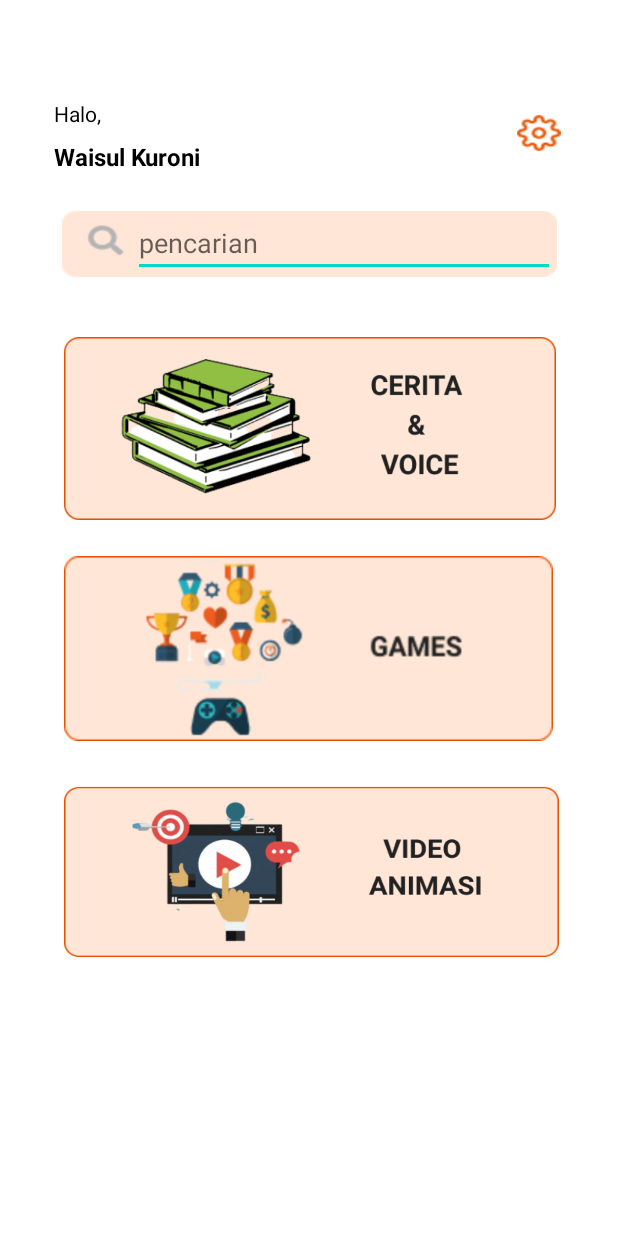
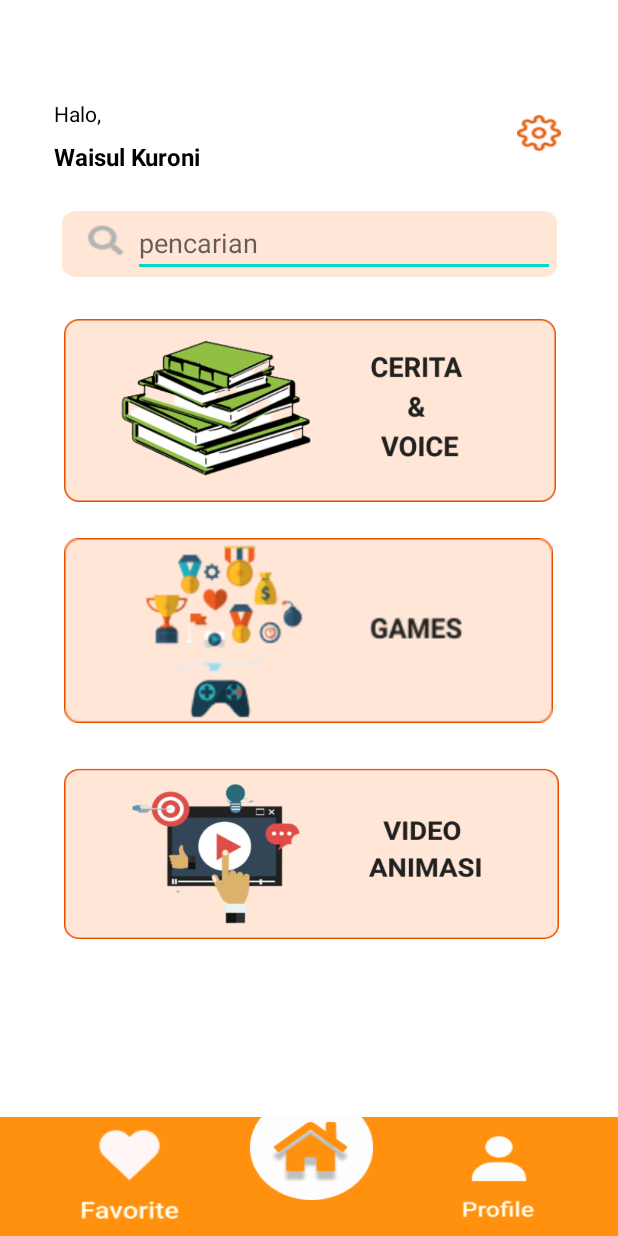
Before and after one commit to LaluWaisul/EduOl, an Android app: the layout activity_home.xml on its own in the app's theme, with its tools: preview values and no code run, on a phone screen of 412 x 824 dp. Run offline under Robolectric (Android 15) with nearby library versions, the phone set to English and light mode, and no system bars.

```diff
--- a/app/build.gradle
+++ b/app/build.gradle
@@ -26,6 +26,9 @@ android {
         sourceCompatibility JavaVersion.VERSION_1_8
         targetCompatibility JavaVersion.VERSION_1_8
     }
+    buildFeatures {
+        viewBinding true
+    }
 }
 
 dependencies {
@@ -35,6 +38,8 @@ dependencies {
     implementation 'androidx.constraintlayout:constraintlayout:2.1.2'
     implementation 'com.google.firebase:firebase-database:20.0.3'
     implementation 'com.google.firebase:firebase-auth:21.0.1'
+    implementation 'androidx.navigation:navigation-fragment:2.3.5'
+    implementation 'androidx.navigation:navigation-ui:2.3.5'
     testImplementation 'junit:junit:4.+'
     androidTestImplementation 'androidx.test.ext:junit:1.1.3'
     androidTestImplementation 'androidx.test.espresso:espresso-core:3.4.0'
--- a/app/src/main/AndroidManifest.xml
+++ b/app/src/main/AndroidManifest.xml
@@ -1,6 +1,6 @@
 <?xml version="1.0" encoding="utf-8"?>
 <manifest xmlns:android="http://schemas.android.com/apk/res/android"
-    package="com.nongsa.eduol">
+    package="com.nongsa.eduol" >
 
     <application
         android:allowBackup="true"
@@ -8,7 +8,7 @@
         android:label="@string/app_name"
         android:roundIcon="@mipmap/ic_launcher_round"
         android:supportsRtl="true"
-        android:theme="@style/Theme.EduOl">
+        android:theme="@style/Theme.EduOl" >
         <activity
             android:name=".core.HomeActivity"
             android:exported="false" />
@@ -32,7 +32,7 @@
             android:exported="false" />
         <activity
             android:name=".awal.SplashActivity"
-            android:exported="true">
+            android:exported="true" >
             <intent-filter>
                 <action android:name="android.intent.action.MAIN" />
 
--- a/app/src/main/res/layout/activity_home.xml
+++ b/app/src/main/res/layout/activity_home.xml
@@ -80,10 +80,9 @@
         android:id="@+id/constraintLayout2"
         android:layout_width="328dp"
         android:layout_height="122dp"
-        android:layout_marginTop="40dp"
+        android:layout_marginTop="28dp"
         android:background="@drawable/cerita"
         app:layout_constraintEnd_toEndOf="@+id/constraintLayout"
-        app:layout_constraintHorizontal_bias="0.5"
         app:layout_constraintStart_toStartOf="@+id/constraintLayout"
         app:layout_constraintTop_toBottomOf="@+id/constraintLayout">
 
@@ -115,4 +114,51 @@
 
     </androidx.constraintlayout.widget.ConstraintLayout>
 
+    <androidx.constraintlayout.widget.ConstraintLayout
+        android:layout_width="417dp"
+        android:layout_height="79dp"
+        android:layout_marginTop="32dp"
+        android:background="#FF910F"
+        app:layout_constraintBottom_toBottomOf="parent"
+        app:layout_constraintEnd_toEndOf="@+id/constraintLayout4"
+        app:layout_constraintHorizontal_bias="0.517"
+        app:layout_constraintStart_toStartOf="@+id/constraintLayout4"
+        app:layout_constraintTop_toBottomOf="@+id/constraintLayout4"
+        app:layout_constraintVertical_bias="1.0">
+
+        <androidx.constraintlayout.widget.ConstraintLayout
+            android:id="@+id/constraintLayout5"
+            android:layout_width="82dp"
+            android:layout_height="70dp"
+            android:layout_marginTop="-40dp"
+            android:background="@drawable/home"
+            app:layout_constraintBottom_toBottomOf="parent"
+            app:layout_constraintEnd_toEndOf="parent"
+            app:layout_constraintStart_toStartOf="parent"
+            app:layout_constraintTop_toTopOf="parent" />
+
+        <androidx.constraintlayout.widget.ConstraintLayout
+            android:layout_width="90dp"
+            android:layout_height="70dp"
+            android:background="@drawable/favorite"
+            app:layout_constraintBottom_toBottomOf="parent"
+            app:layout_constraintEnd_toStartOf="@+id/constraintLayout5"
+            app:layout_constraintStart_toStartOf="parent"
+            app:layout_constraintTop_toTopOf="parent">
+
+        </androidx.constraintlayout.widget.ConstraintLayout>
+
+        <androidx.constraintlayout.widget.ConstraintLayout
+            android:layout_width="81dp"
+            android:layout_height="66dp"
+            android:background="@drawable/profile"
+            app:layout_constraintBottom_toBottomOf="parent"
+            app:layout_constraintEnd_toEndOf="parent"
+            app:layout_constraintStart_toEndOf="@+id/constraintLayout5"
+            app:layout_constraintTop_toTopOf="parent">
+
+        </androidx.constraintlayout.widget.ConstraintLayout>
+
+    </androidx.constraintlayout.widget.ConstraintLayout>
+
 </androidx.constraintlayout.widget.ConstraintLayout>
--- a/app/src/main/res/layout/activity_registrasi.xml
+++ b/app/src/main/res/layout/activity_registrasi.xml
@@ -27,7 +27,7 @@
         android:layout_width="86dp"
         android:layout_height="20dp"
         android:layout_marginTop="80dp"
-        android:text="re-Password"
+        android:text="Re-Password"
         android:textColor="@color/black"
         app:layout_constraintEnd_toEndOf="@+id/regEmail"
         app:layout_constraintHorizontal_bias="0.156"
--- a/app/src/main/res/values/themes.xml
+++ b/app/src/main/res/values/themes.xml
@@ -13,4 +13,10 @@
         <item name="android:statusBarColor" tools:targetApi="l">?attr/colorPrimaryVariant</item>
         <!-- Customize your theme here. -->
     </style>
+    <style name="Theme.EduOl.NoActionBar">
+        <item name="windowActionBar">false</item>
+        <item name="windowNoTitle">true</item>
+    </style>
+    <style name="Theme.EduOl.AppBarOverlay" parent="ThemeOverlay.AppCompat.Dark.ActionBar" />
+    <style name="Theme.EduOl.PopupOverlay" parent="ThemeOverlay.AppCompat.Light" />
 </resources>
```
Also changed, not shown: app/src/main/java/com/nongsa/eduol/core/HomeActivity.java (deleted, +0 -16 lines), app/src/main/res/values/strings.xml (+8 -0 lines), app/src/main/res/drawable/home.png (added).
